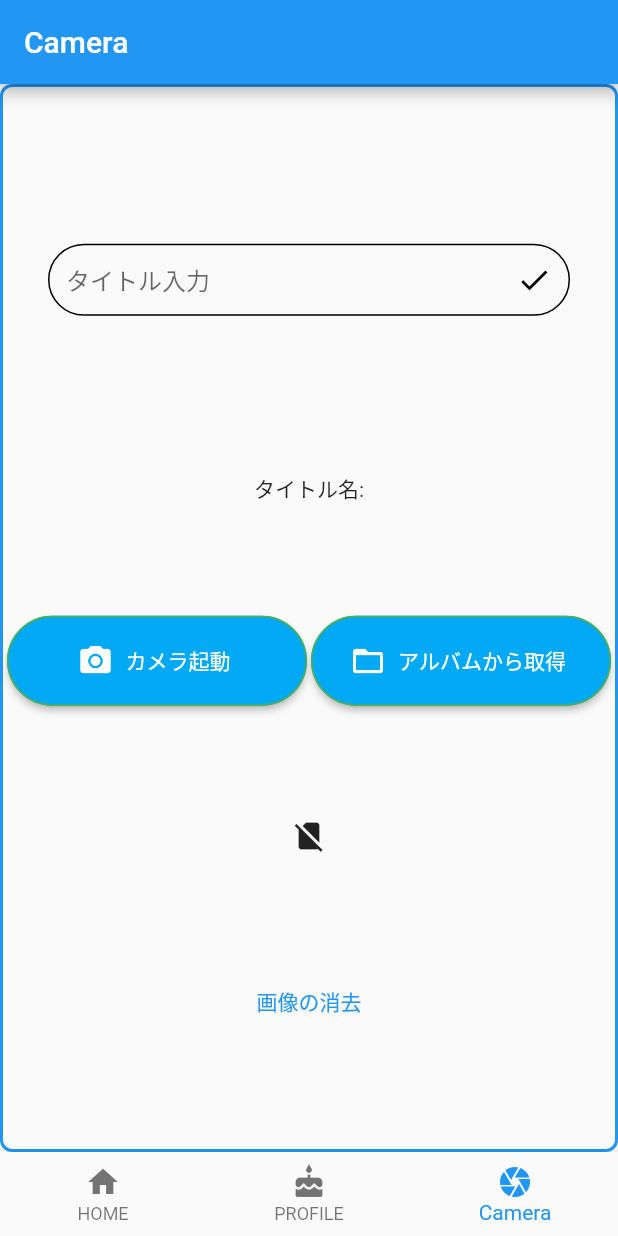
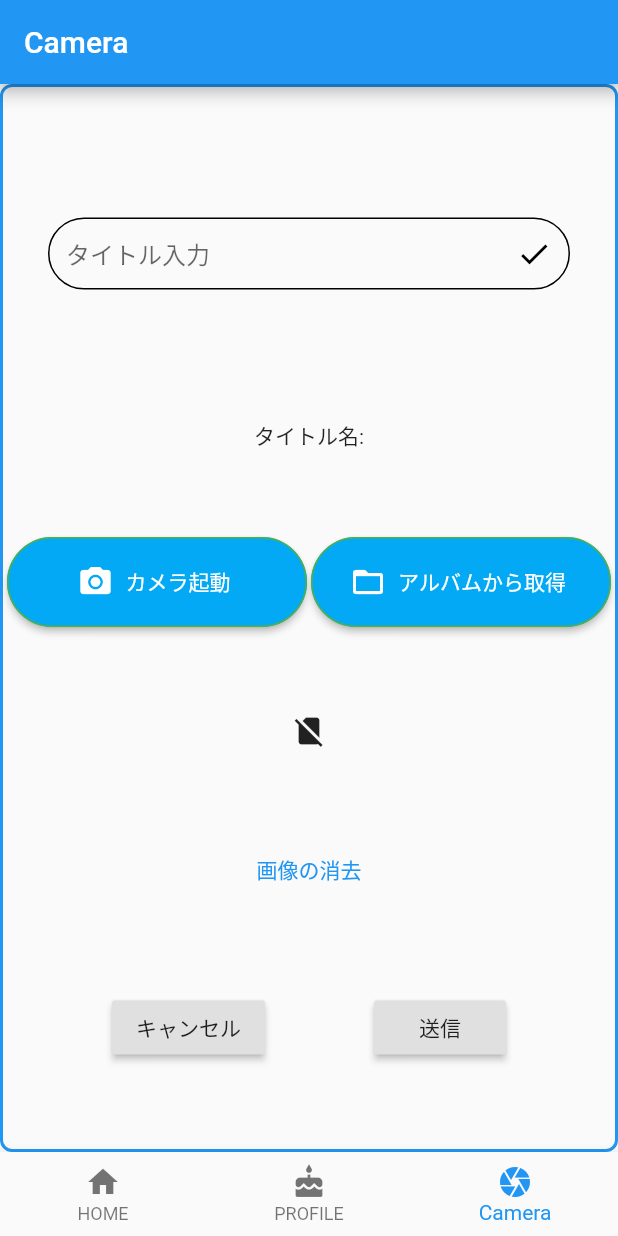
Before and after one commit to Yu-k-29/SBWM-frontend, a Flutter app: the screen it shows after launch, swiped to page 3, on a phone screen of 412 x 824 dp. Run offline on Flutter 3.47's test engine with Material 2 defaults, Android fonts, the phone set to English and light mode, and no system bars; our stand-ins replace image_picker.

Commit message:
add title ButtonUI

```diff
--- a/lib/Camera.dart
+++ b/lib/Camera.dart
@@ -27,7 +27,7 @@ class Camera extends State<ImagePickerView> {
   @override
   Widget build(BuildContext context) {
     return Container(
-        persistentFooterButtons: <Widget>[
+        /*persistentFooterButtons: <Widget>[
           RaisedButton(
             child: Text(
               '送信',
@@ -45,7 +45,7 @@ class Camera extends State<ImagePickerView> {
             },
           ),
 
-        ],
+        ],*/
         decoration: BoxDecoration(
           // 枠線
           border: Border.all(color: Colors.blue, width: 2),
@@ -158,126 +158,36 @@ class Camera extends State<ImagePickerView> {
               child: Text('画像の消去'),
             ),
 
-          ],
-        ),
+              // ignore: deprecated_member_use
 
+            Row(
+              mainAxisAlignment: MainAxisAlignment.spaceEvenly,
+              children: [
+                RaisedButton(
+                  child: Text(
+                    'キャンセル',
+                  ),
+                  onPressed: () {
 
-        /*body:  Container(
-              decoration: BoxDecoration(
-                // 枠線
-                border: Border.all(color: Colors.blue, width: 2),
-                // 角丸
-                borderRadius: BorderRadius.circular(8),
-              ),
+                  },
+                ),
+                RaisedButton(
+                  child: Text(
+                    '送信',
+                  ),
+                  onPressed: () {
 
-              child: Column(
-                mainAxisAlignment: MainAxisAlignment.spaceEvenly,
-                children: <Widget>[
-                  Container(
-                    margin: EdgeInsets.all(30),
-                    child: TextField(
-                      decoration: InputDecoration(
-                        //Focusしていないとき
-                        enabledBorder: new OutlineInputBorder(
-                          borderRadius: new BorderRadius.circular(25.0),
-                          borderSide: BorderSide(
-                            color: Colors.black,
-                          ),
+                  },
+                ),
+              ],
 
-                        ),
-                        //Focusしているとき
-                        focusedBorder: OutlineInputBorder(
-                          borderRadius: new BorderRadius.circular(25.0),
-                          borderSide: BorderSide(
-                            color: Colors.blue,
-                            width: 0.5,
-                          ),
-                        ),
-                        hintText: 'タイトル入力',
-                        contentPadding: EdgeInsets.fromLTRB(12,12,12,12),
-                        suffixIcon: IconButton(
-                          icon: Icon(
-                            Icons.check,
-                            color: Colors.black,
-                          ),
-
-                          onPressed: () {
-                            setText(inputController.text);
-
-                          },
-                        ),
-                      ),
-                    ),
-                  ),
-
-
-                  Text(ImageTitle),
+            )
 
 
 
-                  Row(
-                    mainAxisAlignment: MainAxisAlignment.spaceEvenly,
-                    children: <Widget>[
 
-                  ButtonTheme(
-                    minWidth: 200.0,
-                    height: 60.0,
-                    child: RaisedButton.icon(
-                      icon: const Icon(
-                        Icons.camera_alt,
-                        color: Colors.white,
-                      ),
-                      label: const Text('カメラ起動'),
-                      onPressed: () {
-                        _getImageFromDevice(ImageSource.camera);
-                      },
-                      color: Colors.lightBlue,
-                      shape: const StadiumBorder(
-                        side: BorderSide(color: Colors.green),
-                      ),
-                      textColor: Colors.white,
-                    ),
-                  ) ,
-                  ButtonTheme(
-                    minWidth: 200.0,
-                    height: 60.0,
-                     child: RaisedButton.icon(
-                       icon: const Icon(
-                         Icons.folder_open,
-                         color: Colors.white,
-                       ),
-                       label: const Text('アルバムから取得'),
-                       onPressed: () {
-                         _getImageFromDevice(ImageSource.gallery);
-                       },
-                       color: Colors.lightBlue,
-                       shape: const StadiumBorder(
-                         side: BorderSide(color: Colors.green),
-                       ),
-                       textColor: Colors.white,
-                     ),
-                   ),
-
-
-                    ],
-                  ),
-                      (imageFile == null)
-                          ? Icon(Icons.no_sim)
-                          : Image.file(
-                        imageFile,
-                        height: 300.0,
-                        width: 300.0,
-                      ),
-                      TextButton(
-                        onPressed: () {
-                          _deleteImage();
-                        },
-                        child: Text('画像の消去'),
-                      ),
-
-                ],
-              ),
-            )*/
+          ],
+        ),
 
 
 
```
